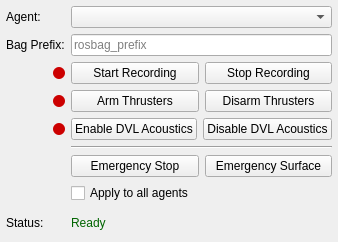
Old version of the form coug_rqt/ui/coug_utils.ui in the repository cougars-auv/coug_rqt.
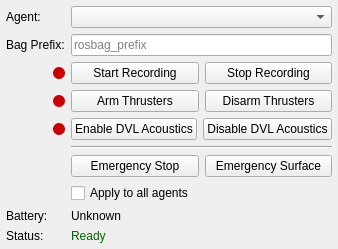
New version of the form.

Commit message: Added battery display

Diff of the .ui file:
```diff
--- a/coug_rqt/ui/coug_utils.ui
+++ b/coug_rqt/ui/coug_utils.ui
@@ -282,13 +282,35 @@
 
       <!-- Row 8: Status -->
       <item row="8" column="0">
+        <widget class="QLabel" name="label_battery">
+          <property name="text">
+            <string>Battery:</string>
+          </property>
+        </widget>
+      </item>
+      <item row="8" column="1" colspan="3">
+        <widget class="QLabel" name="battery_status">
+          <property name="text">
+            <string>Unknown</string>
+          </property>
+          <property name="wordWrap">
+            <bool>true</bool>
+          </property>
+          <property name="alignment">
+            <set>Qt::AlignLeading|Qt::AlignLeft|Qt::AlignVCenter</set>
+          </property>
+        </widget>
+      </item>
+
+      <!-- Row 9: Status -->
+      <item row="9" column="0">
         <widget class="QLabel" name="label_status">
           <property name="text">
             <string>Status:</string>
           </property>
         </widget>
       </item>
-      <item row="8" column="1" colspan="3">
+      <item row="9" column="1" colspan="3">
         <widget class="QLabel" name="status">
           <property name="styleSheet">
             <string notr="true">color: darkgreen;</string>
```
Left out of the diff: 2 changed lines with no effect on the pictures. The commit also changes 3 other files.
